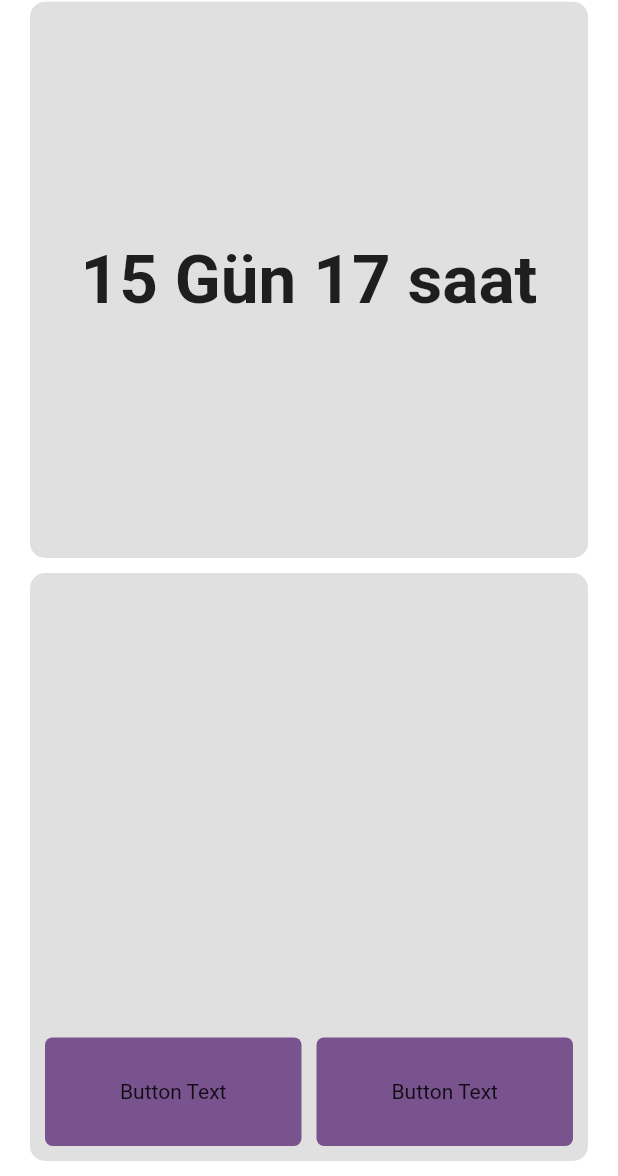
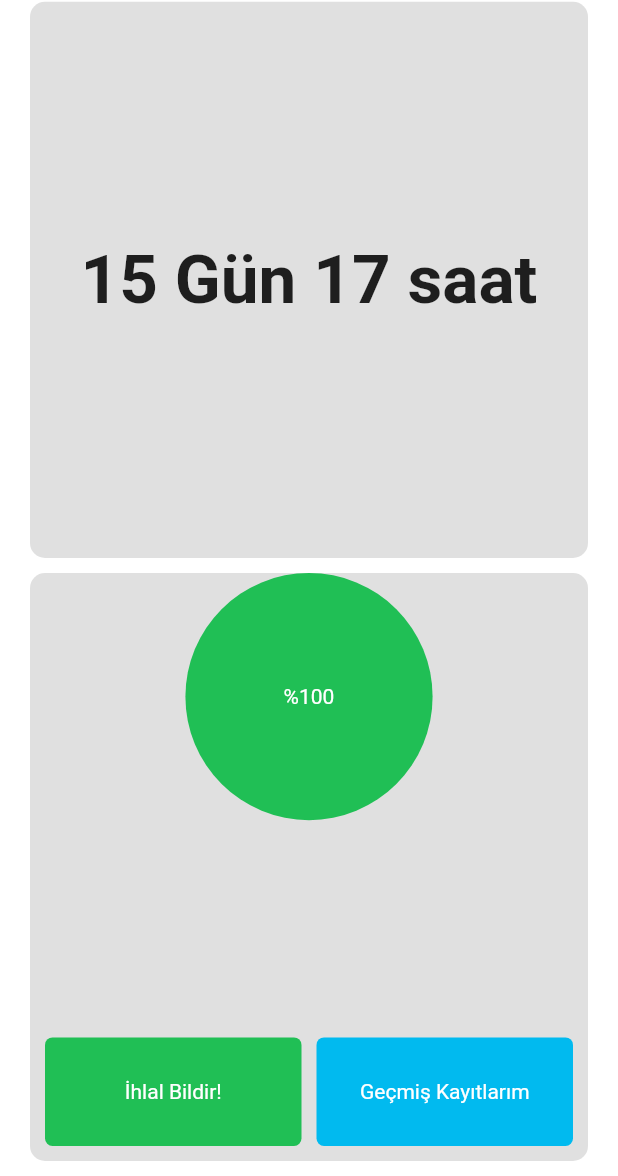
Before and after one commit to imertgul/My_Quarantina, a Flutter app: the screen it shows after launch, on a phone screen of 412 x 824 dp, the part 60-1236 px from its top. Run offline on Flutter 3.47's test engine with Material 2 defaults, Android fonts, the phone set to English and light mode, and no system bars.

Commit message:
animated Circle

```diff
--- a/lib/pages/homepage.dart
+++ b/lib/pages/homepage.dart
@@ -10,6 +10,10 @@ class _HomePageState extends State<HomePage> {
   double screenHeight = 0;
   double statusBarHeight = 0;
   double unit = 0;
+  double _animatedWidth = double.infinity;
+  double _animatedHeight = 50;
+  Color _animatedColor = Renkler.third;
+  BorderRadiusGeometry _borderRadius = BorderRadius.circular(500);
 
   @override
   Widget build(BuildContext context) {
@@ -66,7 +70,74 @@ class _HomePageState extends State<HomePage> {
       );
     }
 
+    Widget _buildButtons() {
+      return Align(
+        alignment: Alignment.bottomCenter,
+        child: Container(
+          height: unit * 10,
+          child: Row(
+            mainAxisAlignment: MainAxisAlignment.center,
+            children: <Widget>[
+              Expanded(
+                flex: 5,
+                child: Padding(
+                  padding:
+                      const EdgeInsets.only(bottom: 10.0, left: 10, right: 5),
+                  child: GestureDetector(
+                    onTap: () {
+                      setState(() {
+                        _animatedColor == Renkler.third
+                            ? _animatedColor = Renkler.secondary
+                            : _animatedColor = Renkler.third;
+                      });
+                    },
+                    child: Container(
+                      height: double.infinity,
+                      width: double.infinity,
+                      decoration: BoxDecoration(
+                        color: Renkler.third,
+                        borderRadius: BorderRadius.circular(5.0),
+                      ),
+                      child: Center(
+                        child: Text(
+                          "İhlal Bildir!",
+                          style: buttonTextStyle,
+                        ),
+                      ),
+                    ),
+                  ),
+                ),
+              ),
+              Expanded(
+                flex: 5,
+                child: Padding(
+                  padding:
+                      const EdgeInsets.only(bottom: 10.0, left: 5, right: 10),
+                  child: Container(
+                    height: double.infinity,
+                    width: double.infinity,
+                    decoration: BoxDecoration(
+                      color: Renkler.secondary,
+                      borderRadius: BorderRadius.circular(5.0),
+                    ),
+                    child: Center(
+                      child: Text(
+                        "Geçmiş Kayıtlarım",
+                        style: buttonTextStyle,
+                      ),
+                    ),
+                  ),
+                ),
+              ),
+            ],
+          ),
+        ),
+      );
+    }
+
     Widget _buildReport() {
+      _animatedHeight = unit * 20;
+      _animatedWidth = unit * 20;
       return Padding(
         padding: const EdgeInsets.symmetric(vertical: 10.0),
         child: Container(
@@ -78,54 +149,25 @@ class _HomePageState extends State<HomePage> {
             child: Stack(
               children: <Widget>[
                 Align(
-                  alignment: Alignment.bottomCenter,
-                  child: Container(
-                    height: unit * 10,
-                    child: Row(
-                      mainAxisAlignment: MainAxisAlignment.center,
-                      children: <Widget>[
-                        Expanded(
-                          flex: 5,
-                          child: Padding(
-                            padding: const EdgeInsets.only(
-                                bottom: 10.0, left: 10, right: 5),
-                            child: Container(
-                              height: double.infinity,
-                              width: double.infinity,
-                              decoration: BoxDecoration(
-                                color: Renkler.secondary,
-                                borderRadius: BorderRadius.circular(5.0),
-                              ),
-                              child: Align(
-                                alignment: Alignment.center,
-                                child: Text("Button Text"),
-                              ),
-                            ),
-                          ),
-                        ),
-                        Expanded(
-                          flex: 5,
-                          child: Padding(
-                            padding: const EdgeInsets.only(
-                                bottom: 10.0, left: 5, right: 10),
-                            child: Container(
-                              height: double.infinity,
-                              width: double.infinity,
-                              decoration: BoxDecoration(
-                                color: Renkler.secondary,
-                                borderRadius: BorderRadius.circular(5.0),
-                              ),
-                              child: Align(
-                                alignment: Alignment.center,
-                                child: Text("Button Text"),
-                              ),
-                            ),
-                          ),
-                        ),
-                      ],
+                  alignment: Alignment.topCenter,
+                  child: AnimatedContainer(
+                    width: _animatedWidth,
+                    height: _animatedHeight,
+                    decoration: BoxDecoration(
+                      color: _animatedColor,
+                      borderRadius: _borderRadius,
+                    ),
+                    duration: Duration(seconds: 1),
+                    curve: Curves.fastOutSlowIn,
+                    child: Center(
+                      child: Text(
+                        "%100",
+                        style: buttonTextStyle,
+                      ),
                     ),
                   ),
                 ),
+                _buildButtons(),
               ],
             )),
       );
--- a/lib/utilities/constants.dart
+++ b/lib/utilities/constants.dart
@@ -1,15 +1,14 @@
 import 'package:flutter/material.dart';
 
 class Renkler {
-  static const Color primary = Color(0xff37474f);
-  static const Color pLight = Color(0xff62727b);
+  static const Color primary = Color(0xffFBFBFF);
   static const Color pDark = Color(0xff102027);
-  static const Color textOnP = Colors.white;
-  static const Color secondary = Color(0xff79538E);
-  static const Color sLight = Color(0xffAF91BB);
-  static const Color sDark = Color(0xff533266);
+  static const Color textOnP = Colors.black;
+  static const Color secondary = Color(0xff01BAEF);
   static const Color textOnS = Colors.white;
-  // static const Color secondary = Color(0xff00838f);
+  static const Color third = Color(0xff20BF55);
   // static const Color sLight = Color(0xff4fb3bf);
   // static const Color sDark = Color(0xff005662);
 }
+
+final buttonTextStyle = TextStyle(color: Renkler.textOnS);
```
